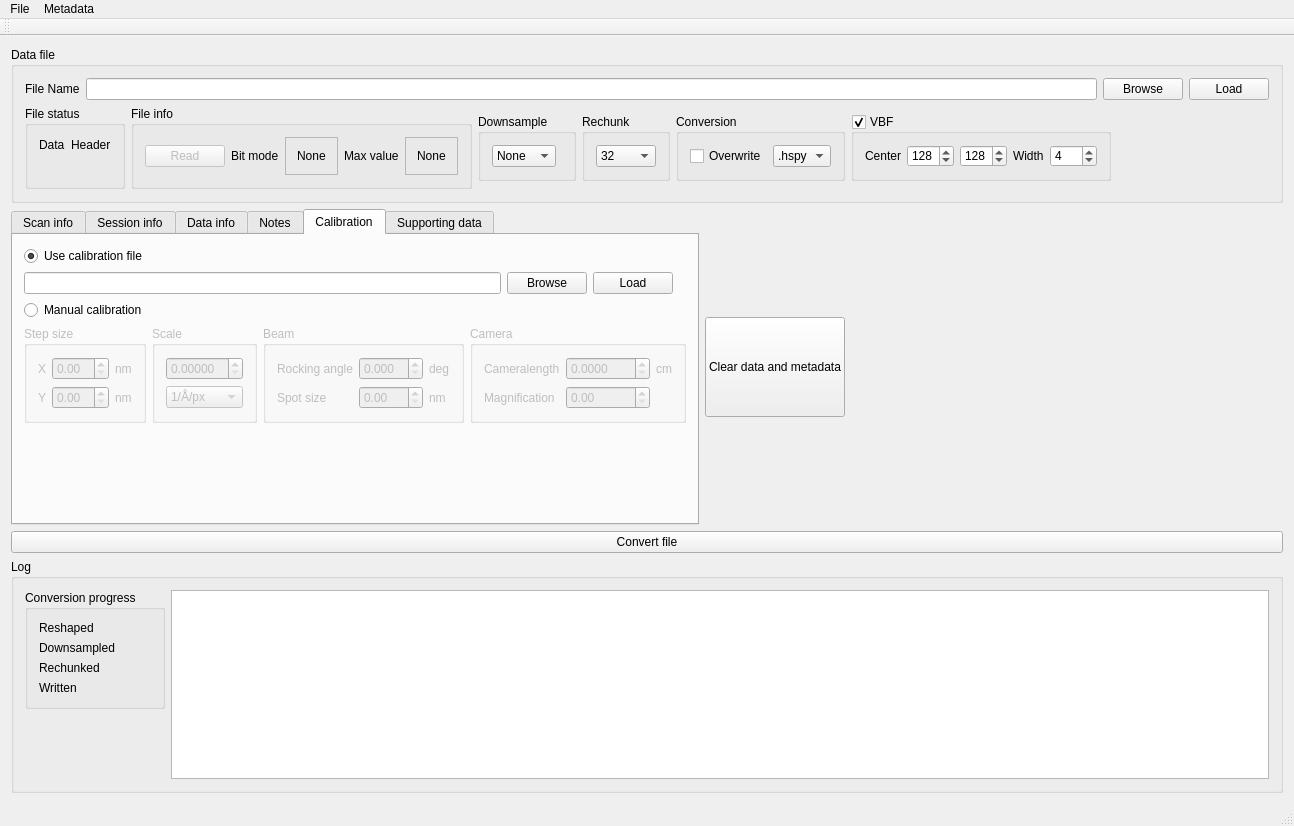
Before: the Qt Designer form mib2hspy/gui/source/QTCmib2hspy/mainwindow.ui in TEM-Gemini-Centre/mib2hspy, drawn with Qt 5.
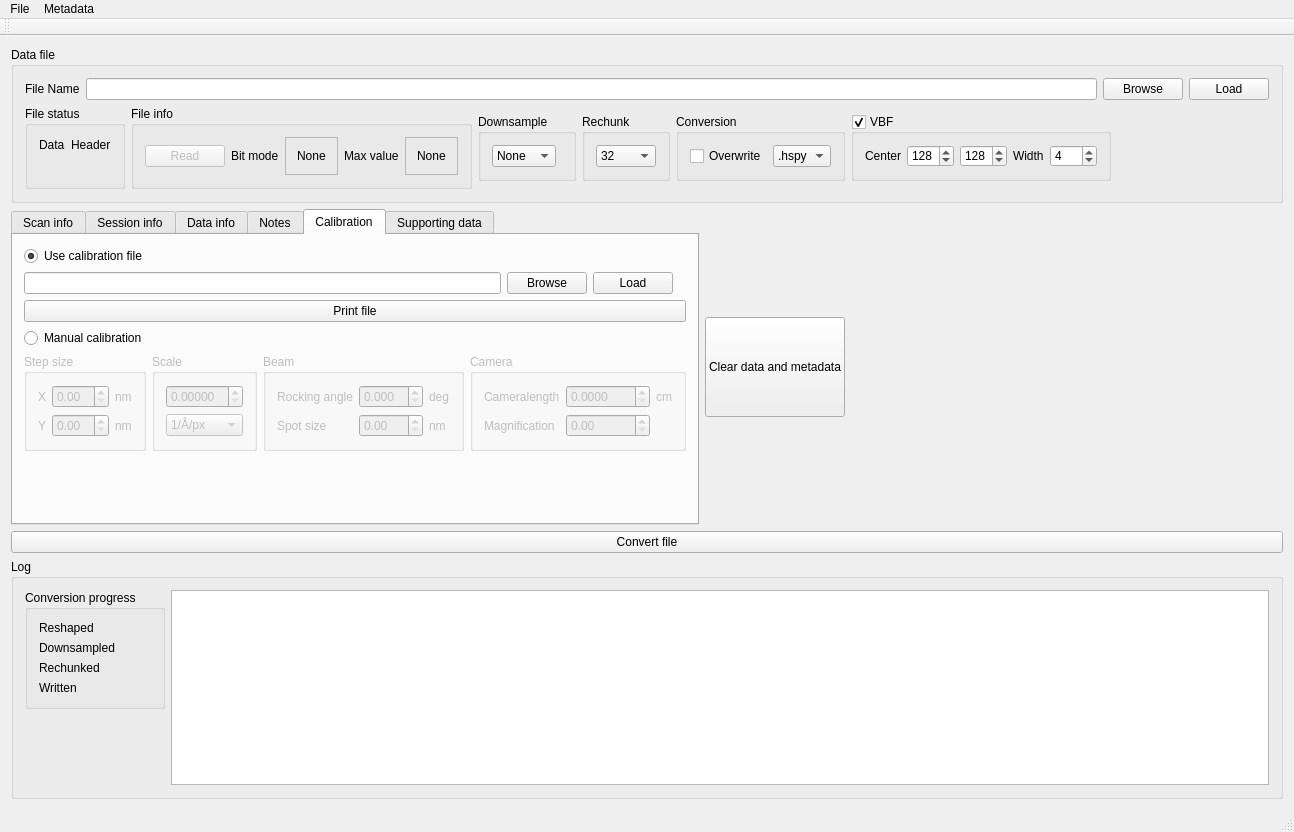
After: the same form once the commit is applied. The open tabs and pages were chosen to show the change. Icons and pictures are not drawn. Custom widgets are drawn as their Qt base class.

Commit message: GUI now reads and queries calibrations

```diff
--- a/mib2hspy/gui/source/QTCmib2hspy/mainwindow.ui
+++ b/mib2hspy/gui/source/QTCmib2hspy/mainwindow.ui
@@ -10,7 +10,7 @@
     <x>0</x>
     <y>0</y>
     <width>1294</width>
-    <height>826</height>
+    <height>832</height>
    </rect>
   </property>
   <property name="windowTitle">
@@ -865,6 +865,13 @@
             </item>
            </layout>
           </item>
+          <item>
+           <widget class="QPushButton" name="printCalibrationFileButton">
+            <property name="text">
+             <string>Print file</string>
+            </property>
+           </widget>
+          </item>
           <item>
            <widget class="QRadioButton" name="useManualCalibrationRadioButton">
             <property name="text">
```
Left out of the diff: 4 changed lines with no effect on the pictures. The commit also changes 5 other files.
